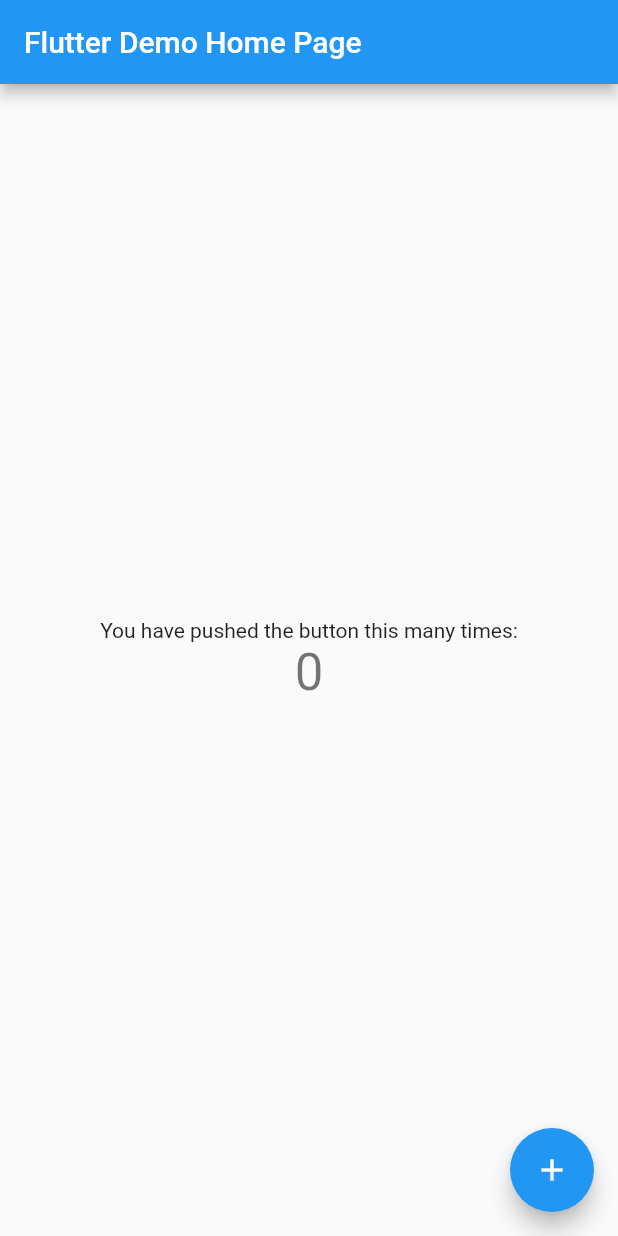
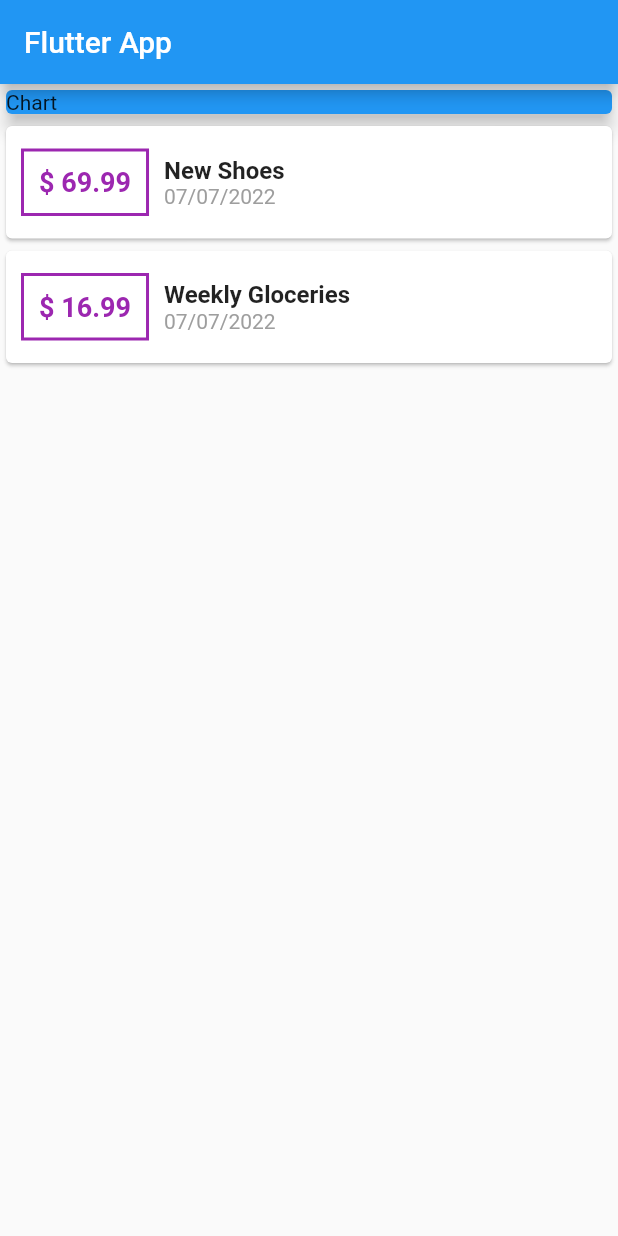
Before and after one commit to tryit4you/mediumapp, a Flutter app: the screen it shows after launch, on a phone screen of 412 x 824 dp. Run offline on Flutter 3.47's test engine with Material 2 defaults, Android fonts, the light colour scheme and no system bars.

Commit message:
add styling

```diff
--- a/lib/main.dart
+++ b/lib/main.dart
@@ -1,113 +1,82 @@
 import 'package:flutter/material.dart';
+import 'transaction.dart';
+import 'package:intl/intl.dart';
 
-void main() {
-  runApp(MyApp());
-}
+void main() => runApp(MyApp());
 
 class MyApp extends StatelessWidget {
-  // This widget is the root of your application.
-  @override
   Widget build(BuildContext context) {
     return MaterialApp(
-      title: 'Flutter Demo',
-      theme: ThemeData(
-        // This is the theme of your application.
-        //
-        // Try running your application with "flutter run". You'll see the
-        // application has a blue toolbar. Then, without quitting the app, try
-        // changing the primarySwatch below to Colors.green and then invoke
-        // "hot reload" (press "r" in the console where you ran "flutter run",
-        // or simply save your changes to "hot reload" in a Flutter IDE).
-        // Notice that the counter didn't reset back to zero; the application
-        // is not restarted.
-        primarySwatch: Colors.blue,
-      ),
-      home: MyHomePage(title: 'Flutter Demo Home Page'),
+      title: 'Flutter App',
+      home: MyHomePage(),
     );
   }
 }
 
-class MyHomePage extends StatefulWidget {
-  MyHomePage({Key? key, required this.title}) : super(key: key);
-
-  // This widget is the home page of your application. It is stateful, meaning
-  // that it has a State object (defined below) that contains fields that affect
-  // how it looks.
-
-  // This class is the configuration for the state. It holds the values (in this
-  // case the title) provided by the parent (in this case the App widget) and
-  // used by the build method of the State. Fields in a Widget subclass are
-  // always marked "final".
-
-  final String title;
-
-  @override
-  _MyHomePageState createState() => _MyHomePageState();
-}
-
-class _MyHomePageState extends State<MyHomePage> {
-  int _counter = 0;
-
-  void _incrementCounter() {
-    setState(() {
-      // This call to setState tells the Flutter framework that something has
-      // changed in this State, which causes it to rerun the build method below
-      // so that the display can reflect the updated values. If we changed
-      // _counter without calling setState(), then the build method would not be
-      // called again, and so nothing would appear to happen.
-      _counter++;
-    });
-  }
-
-  @override
+class MyHomePage extends StatelessWidget {
+  final List<Transaction> transactions = [
+    Transaction(
+        id: 't1', title: 'New Shoes', amount: 69.99, date: DateTime.now()),
+    Transaction(
+        id: 't2',
+        title: 'Weekly Gloceries',
+        amount: 16.99,
+        date: DateTime.now())
+  ];
   Widget build(BuildContext context) {
-    // This method is rerun every time setState is called, for instance as done
-    // by the _incrementCounter method above.
-    //
-    // The Flutter framework has been optimized to make rerunning build methods
-    // fast, so that you can just rebuild anything that needs updating rather
-    // than having to individually change instances of widgets.
     return Scaffold(
       appBar: AppBar(
-        // Here we take the value from the MyHomePage object that was created by
-        // the App.build method, and use it to set our appbar title.
-        title: Text(widget.title),
+        title: Text('Flutter App'),
       ),
-      body: Center(
-        // Center is a layout widget. It takes a single child and positions it
-        // in the middle of the parent.
-        child: Column(
-          // Column is also a layout widget. It takes a list of children and
-          // arranges them vertically. By default, it sizes itself to fit its
-          // children horizontally, and tries to be as tall as its parent.
-          //
-          // Invoke "debug painting" (press "p" in the console, choose the
-          // "Toggle Debug Paint" action from the Flutter Inspector in Android
-          // Studio, or the "Toggle Debug Paint" command in Visual Studio Code)
-          // to see the wireframe for each widget.
-          //
-          // Column has various properties to control how it sizes itself and
-          // how it positions its children. Here we use mainAxisAlignment to
-          // center the children vertically; the main axis here is the vertical
-          // axis because Columns are vertical (the cross axis would be
-          // horizontal).
-          mainAxisAlignment: MainAxisAlignment.center,
-          children: <Widget>[
-            Text(
-              'You have pushed the button this many times:',
+      body: Column(
+          mainAxisAlignment: MainAxisAlignment.start,
+          crossAxisAlignment: CrossAxisAlignment.stretch,
+          children: [
+            Container(
+              width: double.infinity,
+              child: Card(
+                child: Text('Chart'),
+                elevation: 5,
+                color: Colors.blue,
+              ),
             ),
-            Text(
-              '$_counter',
-              style: Theme.of(context).textTheme.headline4,
+            Column(
+              children: transactions
+                  .map((tx) => Card(
+                          child: Row(children: [
+                        Container(
+                          margin: const EdgeInsets.symmetric(
+                              horizontal: 10, vertical: 15),
+                          decoration: BoxDecoration(
+                              border:
+                                  Border.all(color: Colors.purple, width: 2)),
+                          padding: const EdgeInsets.all(10),
+                          child: Text(
+                            '\$ ${tx.amount}',
+                            style: TextStyle(
+                                fontWeight: FontWeight.bold,
+                                fontSize: 18,
+                                color: Colors.purple),
+                          ),
+                        ),
+                        Column(
+                          crossAxisAlignment: CrossAxisAlignment.start,
+                          children: [
+                            Text(tx.title,
+                                style: TextStyle(
+                                    fontSize: 16, fontWeight: FontWeight.bold)),
+                            Text(
+                              DateFormat('dd/MM/yyyy').format(tx.date),
+                              style: TextStyle(
+                                color: Colors.grey,
+                              ),
+                            )
+                          ],
+                        )
+                      ])))
+                  .toList(),
             ),
-          ],
-        ),
-      ),
-      floatingActionButton: FloatingActionButton(
-        onPressed: _incrementCounter,
-        tooltip: 'Increment',
-        child: Icon(Icons.add),
-      ), // This trailing comma makes auto-formatting nicer for build methods.
+          ]),
     );
   }
 }
--- /dev/null
+++ b/lib/transaction.dart
@@ -0,0 +1,14 @@
+import 'package:flutter/foundation.dart';
+
+class Transaction {
+  final String id;
+  final String title;
+  final double amount;
+  final DateTime date;
+
+  Transaction(
+      {@required this.id,
+      @required this.title,
+      @required this.amount,
+      @required this.date});
+}
--- a/pubspec.yaml
+++ b/pubspec.yaml
@@ -18,11 +18,12 @@
 version: 1.0.0+1
 
 environment:
-  sdk: ">=2.12.0 <3.0.0"
+  sdk: ">=2.1.0 <3.0.0"
 
 dependencies:
   flutter:
     sdk: flutter
+  intl: ^0.15.8
 
 
   # The following adds the Cupertino Icons font to your application.
```
Also changed, not shown: pubspec.lock, 1 other file.
